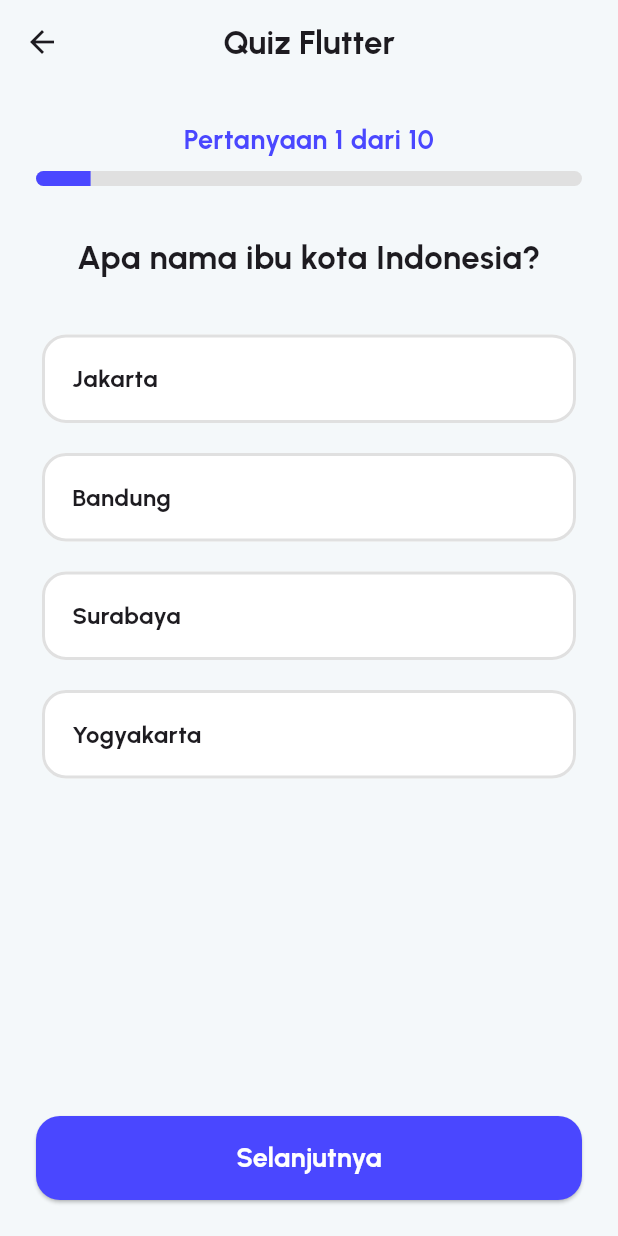
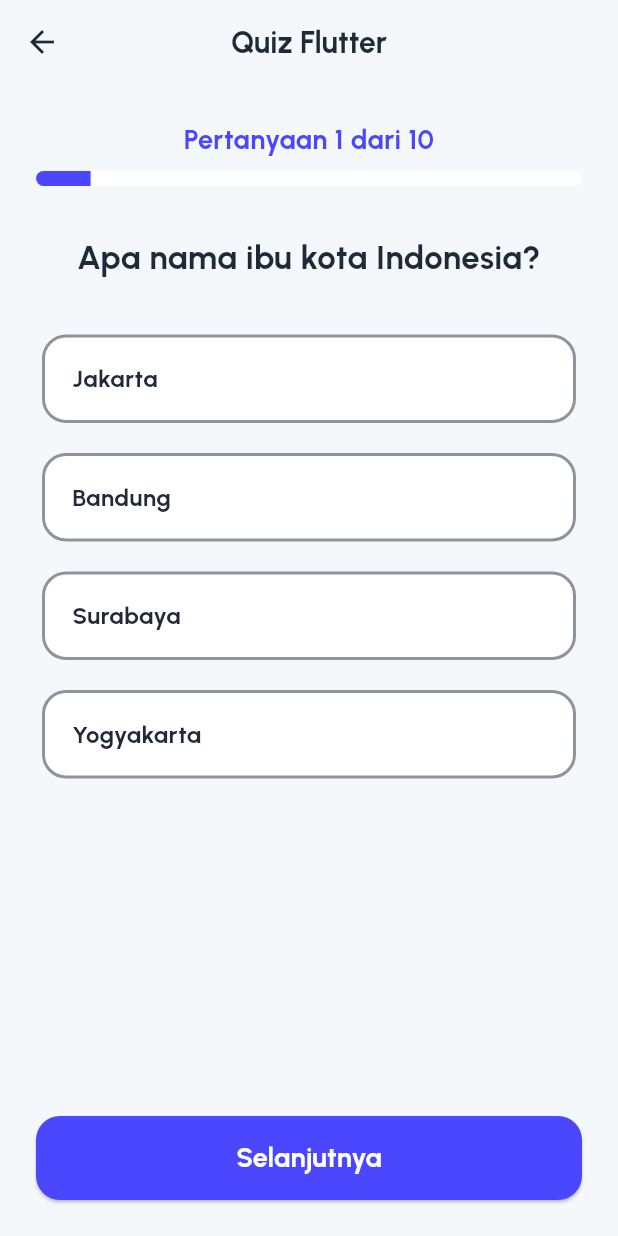
Before and after one commit to aryasatya2204/Quiz_App, a Flutter app: the QuizScreen screen opened by its route, on a phone screen of 412 x 824 dp. Run offline on Flutter 3.47's test engine with Material 3 defaults, Android fonts, the phone set to English and light mode, and no system bars.

Commit message:
feat(tema) : mengimplementasikan dual theme sebagai nilai opsional

```diff
--- /dev/null
+++ b/lib/core/app_theme.dart
@@ -0,0 +1,99 @@
+import 'package:flutter/material.dart';
+import 'package:quiz_app/core/app_colors.dart';
+
+class AppTheme {
+  static final ThemeData lightTheme = ThemeData(
+    brightness: Brightness.light,
+    fontFamily: 'Urbanist',
+    primaryColor: AppColors.primary,
+    scaffoldBackgroundColor: AppColors.backgroundLight,
+
+    // Skema warna untuk tema terang
+    colorScheme: const ColorScheme.light(
+      primary: AppColors.primary,
+      secondary: AppColors.orangeAccent,
+      background: AppColors.backgroundLight,
+      surface: AppColors.cardLight, // Warna untuk Card
+      onBackground: AppColors.textLight, // Warna teks di atas background
+      onSurface: AppColors.textLight, // Warna teks di atas card
+      error: AppColors.incorrect,
+    ),
+
+    // Tema untuk AppBar
+    appBarTheme: const AppBarTheme(
+      backgroundColor: AppColors.backgroundLight,
+      elevation: 0,
+      centerTitle: true,
+      iconTheme: IconThemeData(color: AppColors.textLight),
+      titleTextStyle: TextStyle(
+        fontFamily: 'Urbanist',
+        fontWeight: FontWeight.bold,
+        color: AppColors.textLight,
+        fontSize: 20,
+      ),
+    ),
+
+    // Tema untuk TextField
+    inputDecorationTheme: InputDecorationTheme(
+        filled: true,
+        fillColor: AppColors.cardLight,
+        border: OutlineInputBorder(
+          borderRadius: BorderRadius.circular(16),
+          borderSide: BorderSide.none,
+        ),
+        contentPadding: const EdgeInsets.symmetric(horizontal: 20, vertical: 18),
+        hintStyle: TextStyle(
+          fontFamily: 'Urbanist',
+          color: AppColors.textLight.withOpacity(0.5),
+        )
+    ),
+  );
+
+
+  static final ThemeData darkTheme = ThemeData(
+    brightness: Brightness.dark,
+    fontFamily: 'Urbanist',
+    primaryColor: AppColors.primary,
+    scaffoldBackgroundColor: AppColors.backgroundDark,
+
+    // Skema warna untuk tema gelap
+    colorScheme: const ColorScheme.dark(
+      primary: AppColors.primary,
+      secondary: AppColors.orangeAccent,
+      background: AppColors.backgroundDark,
+      surface: AppColors.cardDark, // Warna untuk Card
+      onBackground: AppColors.textDark, // Warna teks di atas background
+      onSurface: AppColors.textDark, // Warna teks di atas card
+      error: AppColors.incorrect,
+    ),
+
+    // Tema untuk AppBar
+    appBarTheme: const AppBarTheme(
+      backgroundColor: AppColors.backgroundDark,
+      elevation: 0,
+      centerTitle: true,
+      iconTheme: IconThemeData(color: AppColors.textDark),
+      titleTextStyle: TextStyle(
+        fontFamily: 'Urbanist',
+        fontWeight: FontWeight.bold,
+        color: AppColors.textDark,
+        fontSize: 20,
+      ),
+    ),
+
+    // Tema untuk TextField
+    inputDecorationTheme: InputDecorationTheme(
+        filled: true,
+        fillColor: AppColors.cardDark,
+        border: OutlineInputBorder(
+          borderRadius: BorderRadius.circular(16),
+          borderSide: BorderSide.none,
+        ),
+        contentPadding: const EdgeInsets.symmetric(horizontal: 20, vertical: 18),
+        hintStyle: TextStyle(
+          fontFamily: 'Urbanist',
+          color: AppColors.textDark.withOpacity(0.5),
+        )
+    ),
+  );
+}
--- a/lib/screens/quiz_screen.dart
+++ b/lib/screens/quiz_screen.dart
@@ -1,7 +1,5 @@
 import 'package:flutter/material.dart';
 import 'package:provider/provider.dart';
-import 'package:quiz_app/config/app_routes.dart';
-import 'package:quiz_app/core/app_colors.dart';
 import 'package:quiz_app/providers/quiz_provider.dart';
 import 'package:quiz_app/widgets/answer_option_card.dart';
 import 'package:quiz_app/widgets/custom_button.dart';
@@ -12,21 +10,16 @@ class QuizScreen extends StatelessWidget {
   @override
   Widget build(BuildContext context) {
     final quizProvider = context.watch<QuizProvider>();
+    final theme = Theme.of(context);
 
     final question = quizProvider.currentQuestion;
     final totalQuestions = quizProvider.totalQuestions;
     final currentQuestionIndex = quizProvider.currentQuestionIndex;
 
     return Scaffold(
-      backgroundColor: AppColors.backgroundLight,
+      // AppBar otomatis mengambil style dari AppTheme
       appBar: AppBar(
-        title: const Text(
-          'Quiz Flutter',
-          style: TextStyle(fontFamily: 'Urbanist', fontWeight: FontWeight.bold),
-        ),
-        backgroundColor: AppColors.backgroundLight,
-        elevation: 0,
-        centerTitle: true,
+        title: const Text('Quiz Flutter'),
       ),
       body: Padding(
         padding: const EdgeInsets.all(24.0),
@@ -40,7 +33,7 @@ class QuizScreen extends StatelessWidget {
                 fontFamily: 'Urbanist',
                 fontSize: 18,
                 fontWeight: FontWeight.w600,
-                color: AppColors.primary,
+                color: theme.colorScheme.primary,
               ),
             ),
             const SizedBox(height: 8),
@@ -49,8 +42,8 @@ class QuizScreen extends StatelessWidget {
               child: LinearProgressIndicator(
                 value: (currentQuestionIndex + 1) / totalQuestions,
                 minHeight: 10,
-                backgroundColor: Colors.grey.shade300,
-                valueColor: const AlwaysStoppedAnimation(AppColors.primary),
+                backgroundColor: theme.colorScheme.surface,
+                valueColor: AlwaysStoppedAnimation(theme.colorScheme.primary),
               ),
             ),
             const SizedBox(height: 32),
@@ -58,10 +51,11 @@ class QuizScreen extends StatelessWidget {
             Text(
               question.text,
               textAlign: TextAlign.center,
-              style: const TextStyle(
+              style: TextStyle(
                 fontFamily: 'Urbanist',
                 fontSize: 22,
                 fontWeight: FontWeight.bold,
+                color: theme.colorScheme.onBackground,
               ),
             ),
             const SizedBox(height: 32),
@@ -84,14 +78,13 @@ class QuizScreen extends StatelessWidget {
             CustomButton(
               text: quizProvider.isLastQuestion ? 'Selesai' : 'Selanjutnya',
               onPressed: () {
-                // Validasi harus dilakukan di sini sebelum memanggil provider.
                 if (quizProvider.selectedAnswerIndex != null) {
                   context.read<QuizProvider>().nextQuestion(context);
                 } else {
                   ScaffoldMessenger.of(context).showSnackBar(
-                    const SnackBar(
-                      content: Text('Silakan pilih satu jawaban!'),
-                      backgroundColor: AppColors.incorrect,
+                    SnackBar(
+                      content: const Text('Silakan pilih satu jawaban!'),
+                      backgroundColor: theme.colorScheme.error,
                     ),
                   );
                 }
--- a/lib/widgets/answer_option_card.dart
+++ b/lib/widgets/answer_option_card.dart
@@ -1,5 +1,4 @@
 import 'package:flutter/material.dart';
-import 'package:quiz_app/core/app_colors.dart';
 
 class AnswerOptionCard extends StatelessWidget {
   final String optionText;
@@ -13,8 +12,15 @@ class AnswerOptionCard extends StatelessWidget {
 
   @override
   Widget build(BuildContext context) {
-    Color borderColor = isSelected ? AppColors.primary : Colors.grey.shade300;
-    Color backgroundColor = isSelected ? AppColors.primary.withOpacity(0.1) : AppColors.cardLight;
+    final theme = Theme.of(context);
+
+    // Warna ditentukan secara dinamis berdasarkan tema
+    Color borderColor = isSelected
+        ? theme.colorScheme.primary
+        : theme.dividerColor.withOpacity(0.5);
+    Color backgroundColor = isSelected
+        ? theme.colorScheme.primary.withOpacity(0.1)
+        : theme.colorScheme.surface;
 
     return Card(
       elevation: 0,
@@ -28,19 +34,21 @@ class AnswerOptionCard extends StatelessWidget {
         child: Row(
           mainAxisAlignment: MainAxisAlignment.spaceBetween,
           children: [
-            Text(
-              optionText,
-              style: const TextStyle(
-                fontFamily: 'Urbanist',
-                fontSize: 16,
-                fontWeight: FontWeight.w600,
+            Expanded(
+              child: Text(
+                optionText,
+                style: TextStyle(
+                  fontFamily: 'Urbanist',
+                  fontSize: 16,
+                  fontWeight: FontWeight.w600,
+                  color: theme.colorScheme.onSurface,
+                ),
               ),
             ),
-            // Ikon centang
             if (isSelected)
-              const Icon(
+              Icon(
                 Icons.check_circle,
-                color: AppColors.primary,
+                color: theme.colorScheme.primary,
               ),
           ],
         ),
--- a/lib/widgets/custom_button.dart
+++ b/lib/widgets/custom_button.dart
@@ -1,5 +1,4 @@
 import 'package:flutter/material.dart';
-import 'package:quiz_app/core/app_colors.dart';
 
 class CustomButton extends StatelessWidget {
   final String text;
@@ -11,23 +10,24 @@ class CustomButton extends StatelessWidget {
   @override
   Widget build(BuildContext context) {
     return SizedBox(
-      width: double.infinity, // Lebar penuh
-      height: 56, // Tinggi tombol
+      width: double.infinity,
+      height: 56,
       child: ElevatedButton(
         onPressed: onPressed,
         style: ElevatedButton.styleFrom(
-          backgroundColor: AppColors.primary, // Warna dari tema
+          // Warna tombol diambil dari tema
+          backgroundColor: Theme.of(context).colorScheme.primary,
           shape: RoundedRectangleBorder(
             borderRadius: BorderRadius.circular(16),
           ),
         ),
         child: Text(
           text,
-          style: const TextStyle(
+          style: TextStyle(
             fontFamily: 'Urbanist',
             fontSize: 18,
             fontWeight: FontWeight.bold,
-            color: Colors.white,
+            color: Theme.of(context).colorScheme.onPrimary,
           ),
         ),
       ),
```
Also changed, not shown: lib/main.dart (+14 -7 lines), lib/providers/theme_provider.dart (added, +25 -0 lines), lib/screens/score_screen.dart (+8 -7 lines), lib/screens/welcome_screen.dart (+29 -27 lines).
